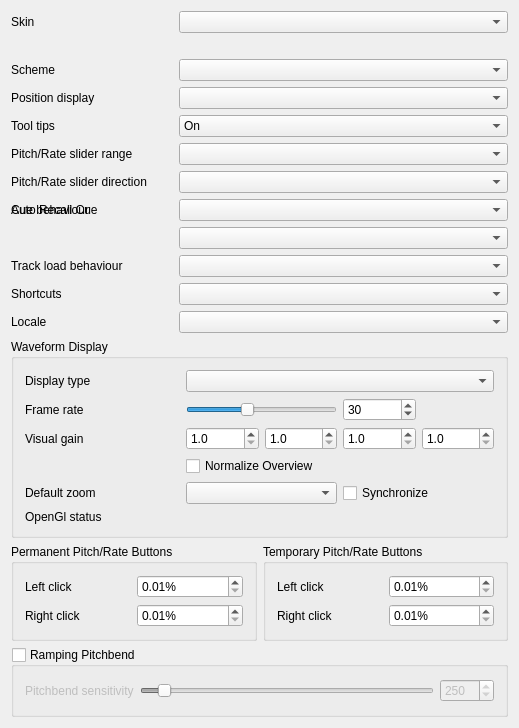
Above: mixxx/src/dlgprefcontrolsdlg.ui from mixxxcommunity/mixxx before the change. Below: the same form after it.
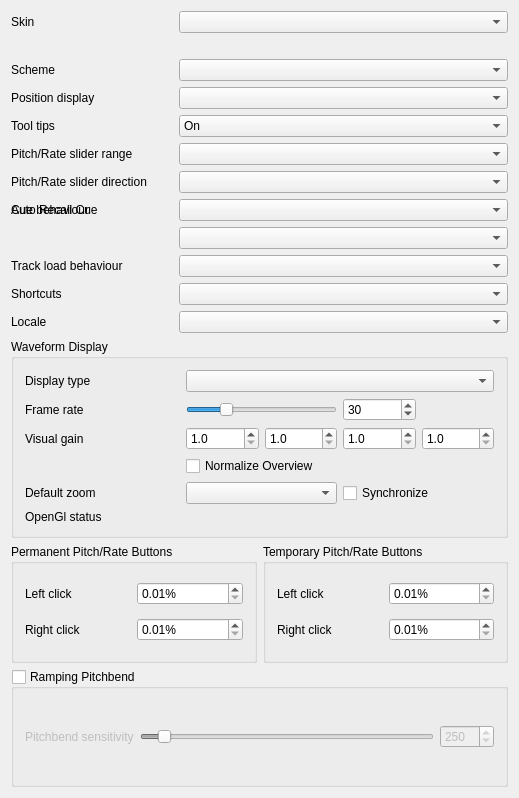
That is the form after the change.

Diff of the .ui file:
```diff
--- a/mixxx/src/dlgprefcontrolsdlg.ui
+++ b/mixxx/src/dlgprefcontrolsdlg.ui
@@ -7,7 +7,7 @@
     <x>0</x>
     <y>0</y>
     <width>519</width>
-    <height>728</height>
+    <height>798</height>
    </rect>
   </property>
   <property name="windowTitle">
@@ -633,10 +633,10 @@
          </size>
         </property>
         <property name="minimum">
-         <number>10</number>
+         <number>1</number>
         </property>
         <property name="maximum">
-         <number>60</number>
+         <number>120</number>
         </property>
         <property name="value">
          <number>30</number>
```
Left out of the diff: 8 changed lines with no effect on the pictures.
